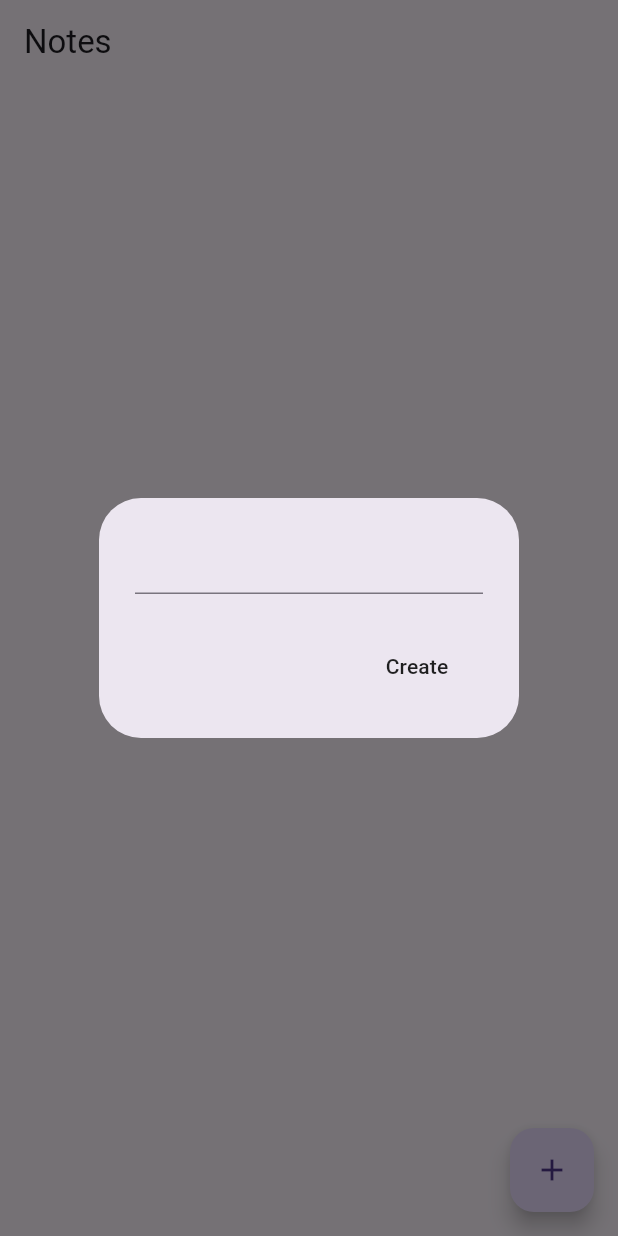
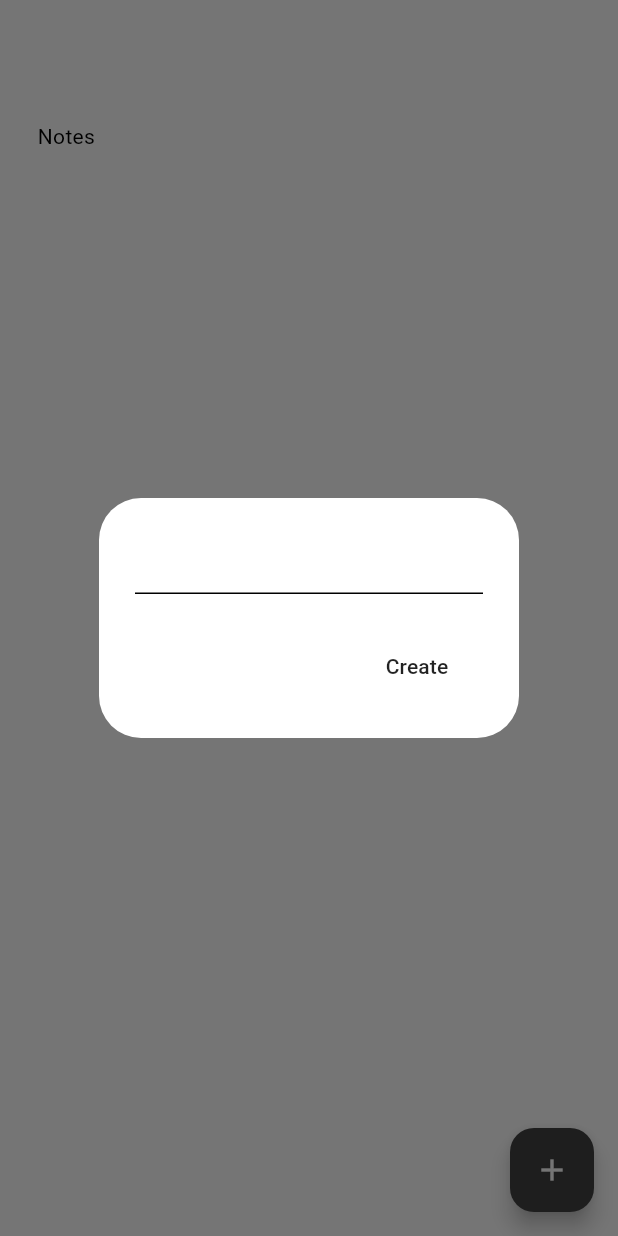
Before and after one commit to zienex0/Buuk-Notes-App, a Flutter app: the screen it shows after launch, after a tap on the "add" icon, on a phone screen of 412 x 824 dp. Run offline on Flutter 3.47's test engine with Material 3 defaults, Android fonts, the phone set to English and light mode, and no system bars; our stand-ins replace isar; accounts and stored records are empty; generated files the repository leaves out were written again.

Commit message:
Added themes and themes providers

```diff
--- /dev/null
+++ b/devtools_options.yaml
@@ -0,0 +1,3 @@
+description: This file stores settings for Dart & Flutter DevTools.
+documentation: https://docs.flutter.dev/tools/devtools/extensions#configure-extension-enablement-states
+extensions:
--- a/lib/main.dart
+++ b/lib/main.dart
@@ -1,5 +1,6 @@
 import 'package:buuk/models/note_database.dart';
 import 'package:buuk/pages/notes_page.dart';
+import 'package:buuk/themes/theme_provider.dart';
 import 'package:flutter/material.dart';
 import 'package:provider/provider.dart';
 
@@ -9,8 +10,11 @@ void main() async {
   await NoteDatabase.initialize();
 
   runApp(
-    ChangeNotifierProvider(
-      create: (context) => NoteDatabase(),
+    MultiProvider(
+      providers: [
+        ChangeNotifierProvider(create: (context) => NoteDatabase()),
+        ChangeNotifierProvider(create: (context) => ThemeProvider()),
+      ],
       child: const MainApp(),
     ),
   );
@@ -21,8 +25,9 @@ class MainApp extends StatelessWidget {
 
   @override
   Widget build(BuildContext context) {
-    return const MaterialApp(
-      home: NotesPage(),
+    return MaterialApp(
+      theme: context.watch<ThemeProvider>().themeData,
+      home: const NotesPage(),
     );
   }
 }
--- a/lib/pages/notes_page.dart
+++ b/lib/pages/notes_page.dart
@@ -11,8 +11,6 @@ class NotesPage extends StatefulWidget {
 }
 
 class _NotesPageState extends State<NotesPage> {
-  TextEditingController textController = TextEditingController();
-
   @override
   void initState() {
     super.initState();
@@ -20,6 +18,8 @@ class _NotesPageState extends State<NotesPage> {
     // fetch notes on start up
     readNotes(context);
   }
+
+  TextEditingController textController = TextEditingController();
 
   // show dialog to create note
   void showCreateNoteDialog(BuildContext context) {
@@ -108,9 +108,8 @@ class _NotesPageState extends State<NotesPage> {
     }
   }
 
-  // delete note
+  // delete note by its id
   Future<void> deleteNote(BuildContext context, int id) async {
-    // TODO implement deleting notes logic
     try {
       await context.read<NoteDatabase>().deleteNote(id);
       if (!context.mounted) return;
@@ -127,9 +126,13 @@ class _NotesPageState extends State<NotesPage> {
 
   @override
   Widget build(BuildContext context) {
+    List<Note> currentNotes = context.watch<NoteDatabase>().currentNotes;
+
     return Scaffold(
+      // appbar
       appBar: AppBar(
-        title: const Text('Notes'),
+        elevation: 0,
+        backgroundColor: Colors.transparent,
       ),
 
       // add notes button
@@ -138,13 +141,21 @@ class _NotesPageState extends State<NotesPage> {
         child: const Icon(Icons.add),
       ),
 
+      body: Column(
+        crossAxisAlignment: CrossAxisAlignment.start,
+        children: [
+          // appbar alternative
+          const Padding(
+            padding: EdgeInsets.all(25.0),
+            child: Text('Notes'),
+          ),
+
           // display notes in list view
-      body: Consumer<NoteDatabase>(
-        builder: (context, noteDatabase, child) {
-          return ListView.builder(
-              itemCount: noteDatabase.currentNotes.length,
+          Expanded(
+            child: ListView.builder(
+                itemCount: currentNotes.length,
                 itemBuilder: (context, index) {
-                final note = noteDatabase.currentNotes[index];
+                  final note = currentNotes[index];
                   return ListTile(
                     title: Text(note.title),
                     trailing: Row(
@@ -165,8 +176,9 @@ class _NotesPageState extends State<NotesPage> {
                       ],
                     ),
                   );
-              });
-        },
+                }),
+          ),
+        ],
       ),
     );
   }
--- /dev/null
+++ b/lib/themes/theme.dart
@@ -0,0 +1,22 @@
+import 'package:flutter/material.dart';
+
+// light theme
+ThemeData lightMode = ThemeData(
+  brightness: Brightness.light,
+  colorScheme: ColorScheme.light(
+    background: Colors.grey.shade300,
+    primary: Colors.grey.shade800,
+    secondary: Colors.grey.shade400,
+    inversePrimary: Colors.grey.shade800,
+  ),
+);
+
+ThemeData darkMode = ThemeData(
+  brightness: Brightness.dark,
+  colorScheme: ColorScheme.dark(
+    background: Colors.grey.shade900,
+    primary: Colors.grey.shade800,
+    secondary: Colors.grey.shade700,
+    inversePrimary: Colors.grey.shade300,
+  ),
+);
--- /dev/null
+++ b/lib/themes/theme_provider.dart
@@ -0,0 +1,24 @@
+import 'package:buuk/themes/theme.dart';
+import 'package:flutter/material.dart';
+
+class ThemeProvider extends ChangeNotifier {
+  ThemeData _themeData = lightMode;
+
+  ThemeData get themeData => _themeData;
+
+  bool get isDarkMode => _themeData == darkMode;
+
+  set themeData(ThemeData theme) {
+    _themeData = theme;
+    notifyListeners();
+  }
+
+  void toggleTheme() {
+    if (_themeData == lightMode) {
+      _themeData = darkMode;
+    } else {
+      _themeData = lightMode;
+    }
+    notifyListeners();
+  }
+}
```
Lines whose indentation alone changed are shown as unchanged.
